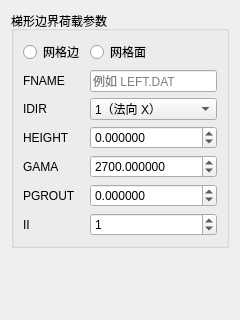
Before: the Qt Designer form plugins/Base_PhysicalField/GeoStressFitFacePage.ui in asd977/base_cae, drawn with Qt 5.
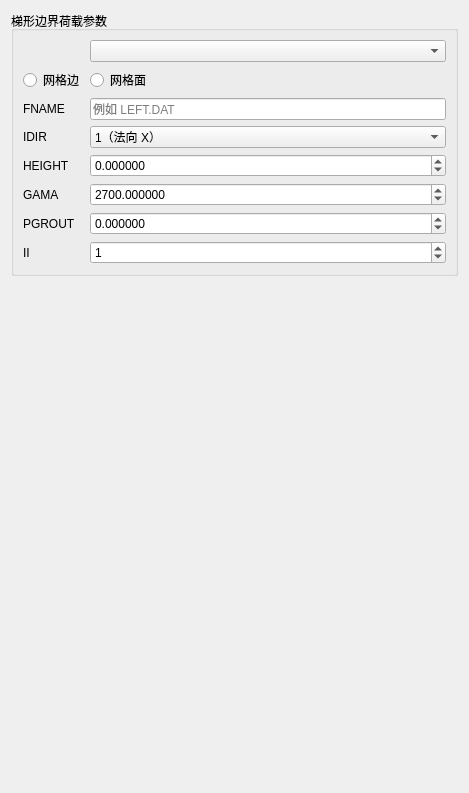
After: the same form once the commit is applied.

Diff of the .ui file:
```diff
--- a/plugins/Base_PhysicalField/GeoStressFitFacePage.ui
+++ b/plugins/Base_PhysicalField/GeoStressFitFacePage.ui
@@ -6,8 +6,8 @@
    <rect>
     <x>0</x>
     <y>0</y>
-    <width>240</width>
-    <height>320</height>
+    <width>469</width>
+    <height>793</height>
    </rect>
   </property>
   <property name="windowTitle">
@@ -20,14 +20,28 @@
       <string>梯形边界荷载参数</string>
      </property>
      <layout class="QGridLayout" name="gridLayout">
+      <item row="2" column="0">
+       <widget class="QLabel" name="labelFname">
+        <property name="text">
+         <string>FNAME</string>
+        </property>
+       </widget>
+      </item>
+      <item row="1" column="0">
+       <widget class="QRadioButton" name="radionButtonEdge">
+        <property name="text">
+         <string>网格边</string>
+        </property>
+       </widget>
+      </item>
       <item row="6" column="0">
-       <widget class="QLabel" name="labelII">
+       <widget class="QLabel" name="labelPgrout">
         <property name="text">
-         <string>II</string>
+         <string>PGROUT</string>
         </property>
        </widget>
       </item>
-      <item row="6" column="1">
+      <item row="7" column="1">
        <widget class="QSpinBox" name="spinII">
         <property name="minimum">
          <number>-999999</number>
@@ -40,20 +54,14 @@
         </property>
        </widget>
       </item>
+      <item row="4" column="0">
+       <widget class="QLabel" name="labelHeight">
+        <property name="text">
+         <string>HEIGHT</string>
+        </property>
+       </widget>
+      </item>
       <item row="3" column="1">
-       <widget class="QDoubleSpinBox" name="spinHeight">
-        <property name="decimals">
-         <number>6</number>
-        </property>
-        <property name="minimum">
-         <double>-1000000000000.000000000000000</double>
-        </property>
-        <property name="maximum">
-         <double>1000000000000.000000000000000</double>
-        </property>
-       </widget>
-      </item>
-      <item row="2" column="1">
        <widget class="QComboBox" name="comboIdir">
         <item>
          <property name="text">
@@ -73,13 +81,6 @@
        </widget>
       </item>
       <item row="5" column="0">
-       <widget class="QLabel" name="labelPgrout">
-        <property name="text">
-         <string>PGROUT</string>
-        </property>
-       </widget>
-      </item>
-      <item row="4" column="0">
        <widget class="QLabel" name="labelRou">
         <property name="text">
          <string>GAMA</string>
@@ -87,6 +88,29 @@
        </widget>
       </item>
       <item row="5" column="1">
+       <widget class="QDoubleSpinBox" name="spinRou">
+        <property name="decimals">
+         <number>6</number>
+        </property>
+        <property name="minimum">
+         <double>0.000000000000000</double>
+        </property>
+        <property name="maximum">
+         <double>1000000000000.000000000000000</double>
+        </property>
+        <property name="value">
+         <double>2700.000000000000000</double>
+        </property>
+       </widget>
+      </item>
+      <item row="7" column="0">
+       <widget class="QLabel" name="labelII">
+        <property name="text">
+         <string>II</string>
+        </property>
+       </widget>
+      </item>
+      <item row="6" column="1">
        <widget class="QDoubleSpinBox" name="spinPgrout">
         <property name="decimals">
          <number>6</number>
@@ -100,71 +124,47 @@
        </widget>
       </item>
       <item row="3" column="0">
-       <widget class="QLabel" name="labelHeight">
-        <property name="text">
-         <string>HEIGHT</string>
-        </property>
-       </widget>
-      </item>
-      <item row="1" column="0">
-       <widget class="QLabel" name="labelFname">
-        <property name="text">
-         <string>FNAME</string>
-        </property>
-       </widget>
-      </item>
-      <item row="2" column="0">
        <widget class="QLabel" name="labelIdir">
         <property name="text">
          <string>IDIR</string>
         </property>
        </widget>
       </item>
-      <item row="4" column="1">
-       <widget class="QDoubleSpinBox" name="spinRou">
-        <property name="decimals">
-         <number>6</number>
-        </property>
-        <property name="minimum">
-         <double>0.000000000000000</double>
-        </property>
-        <property name="maximum">
-         <double>1000000000000.000000000000000</double>
-        </property>
-        <property name="value">
-         <double>2700.000000000000000</double>
-        </property>
-       </widget>
-      </item>
-      <item row="1" column="1">
+      <item row="2" column="1">
        <widget class="QLineEdit" name="editFname">
         <property name="placeholderText">
          <string>例如 LEFT.DAT</string>
         </property>
        </widget>
       </item>
-      <item row="0" column="0">
-       <widget class="QRadioButton" name="radionButtonEdge">
-        <property name="text">
-         <string>网格边</string>
-        </property>
-       </widget>
-      </item>
-      <item row="0" column="1">
+      <item row="1" column="1">
        <widget class="QRadioButton" name="radionButtonFace">
         <property name="text">
          <string>网格面</string>
         </property>
        </widget>
       </item>
+      <item row="4" column="1">
+       <widget class="QDoubleSpinBox" name="spinHeight">
+        <property name="decimals">
+         <number>6</number>
+        </property>
+        <property name="minimum">
+         <double>-1000000000000.000000000000000</double>
+        </property>
+        <property name="maximum">
+         <double>1000000000000.000000000000000</double>
+        </property>
+       </widget>
+      </item>
+      <item row="0" column="1">
+       <widget class="QComboBox" name="comboGroup"/>
+      </item>
      </layout>
     </widget>
    </item>
    <item>
     <spacer name="verticalSpacer">
-     <property name="orientation">
-      <enum>Qt::Orientation::Vertical</enum>
-     </property>
      <property name="sizeHint" stdset="0">
       <size>
        <width>20</width>
```
